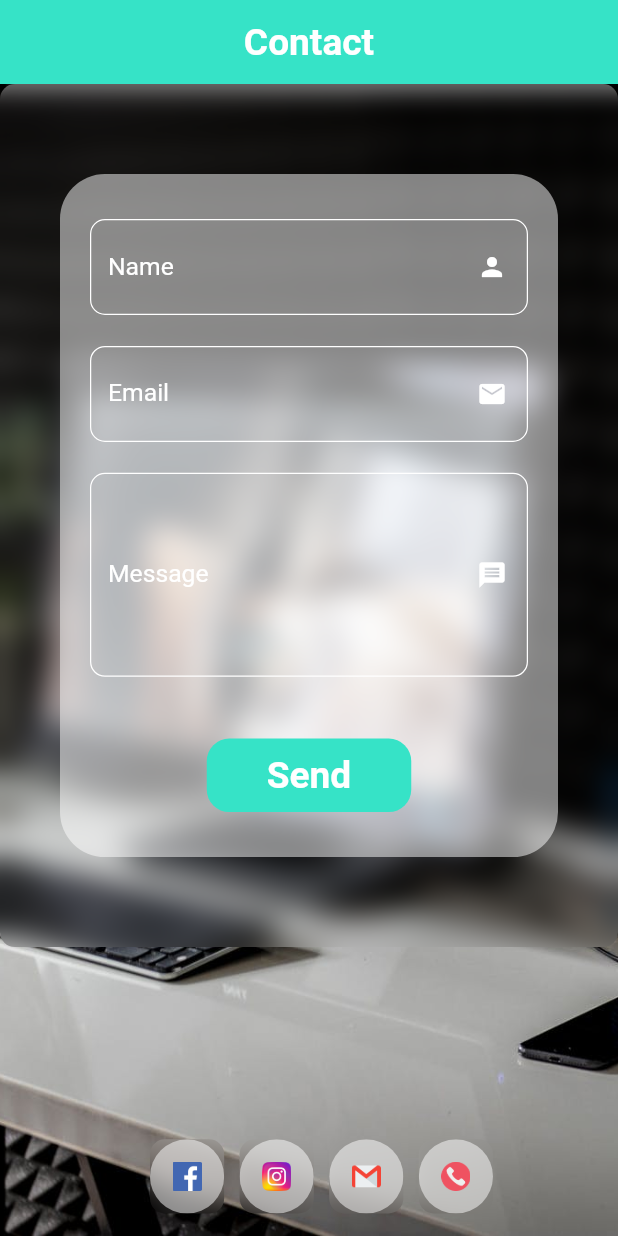
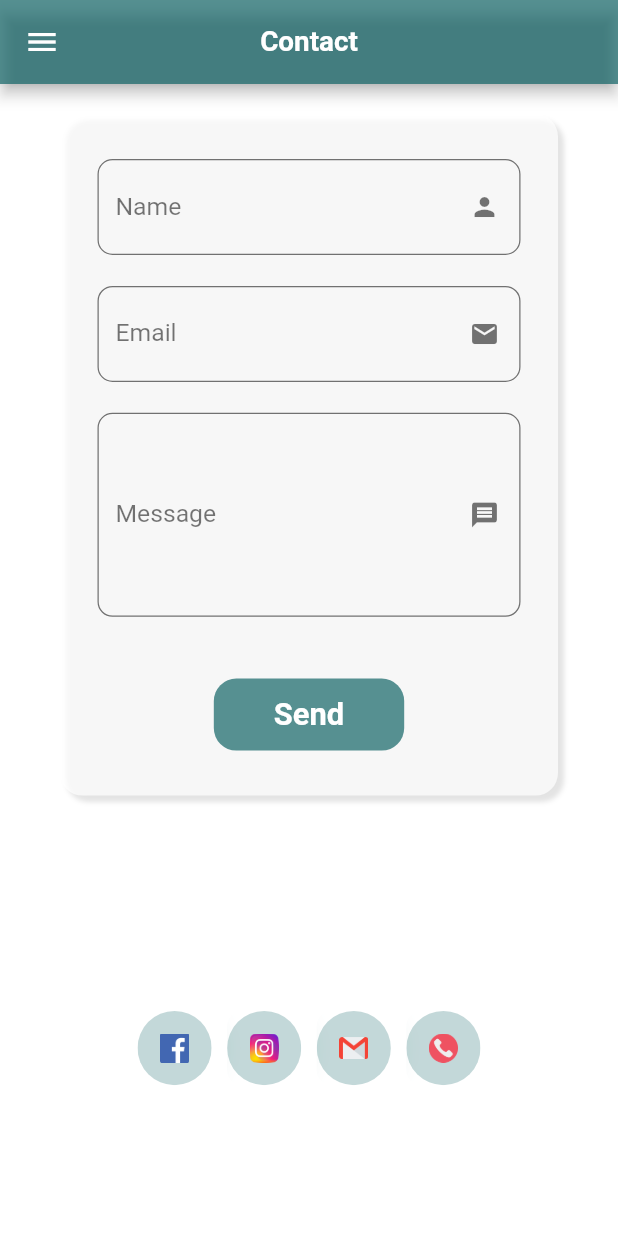
Before and after one commit to 20bvsa56/LetItGrowApp, a Flutter app: the ContactPage screen opened directly, on a phone screen of 412 x 824 dp. Run offline on Flutter 3.47's test engine with Material 2 defaults, Android fonts, the phone set to English and light mode, and no system bars; our stand-ins replace flutter_bloc, rxdart.

Commit message:
color combination changed and sidebar added

```diff
--- a/lib/src/blocs/navigation_bloc.dart
+++ b/lib/src/blocs/navigation_bloc.dart
@@ -2,11 +2,13 @@ import 'package:flutter_bloc/flutter_bloc.dart';
 import 'package:letItGrow/src/ui/career_page/career_page.dart';
 import 'package:letItGrow/src/ui/contact_page/contact_page.dart';
 import 'package:letItGrow/src/ui/home_page/home_page.dart';
+import 'package:letItGrow/src/ui/services_page/services_page.dart';
 
 enum NavigationEvents {
   HomePageClickedEvent,
   CareerPageClickedEvent,
   ContactPageClickedEvent,
+  ServicesPageClickedEvent
 }
 
 abstract class NavigationStates {}
@@ -26,6 +28,9 @@ class NavigationBloc extends Bloc<NavigationEvents, NavigationStates> {
       case NavigationEvents.ContactPageClickedEvent:
         yield ContactPage();
         break;
+      case NavigationEvents.ServicesPageClickedEvent:
+        yield ServicesPage();
+        break;
     }
   }
 }
--- a/lib/src/ui/appbar.dart
+++ b/lib/src/ui/appbar.dart
@@ -1,4 +1,5 @@
 import 'package:flutter/material.dart';
+import 'package:letItGrow/src/ui/drawer.dart';
 
 class MyAppBar extends AppBar {
   MyAppBar({Key key, Widget title, Widget leading, String heading})
@@ -6,9 +7,9 @@ class MyAppBar extends AppBar {
             key: key,
             title: title,
             leading: leading,
-            backgroundColor: Color(0xff36e3c7),
+            backgroundColor: Color(0xff116466).withOpacity(0.7),
             centerTitle: true,
-            automaticallyImplyLeading: false,
+
             // bottom: PreferredSize(
             //     child: Container(), preferredSize: Size.fromHeight(0.5)),
             actions: <Widget>[]);
--- a/lib/src/ui/contact_page/contact_page.dart
+++ b/lib/src/ui/contact_page/contact_page.dart
@@ -4,6 +4,7 @@ import 'package:flutter/material.dart';
 import 'package:letItGrow/src/blocs/navigation_bloc.dart';
 import 'package:letItGrow/src/size/size_config.dart';
 import 'package:letItGrow/src/ui/appbar.dart';
+import 'package:letItGrow/src/ui/drawer.dart';
 import 'package:letItGrow/src/ui/show_up.dart';
 
 class ContactPage extends StatefulWidget with NavigationStates {
@@ -15,27 +16,40 @@ class ContactPage extends StatefulWidget with NavigationStates {
 
 class _ContactPageState extends State<ContactPage> {
   int delayAmount = 300;
+
+  List<BoxShadow> shadow = [
+    BoxShadow(
+        color: Colors.grey[600].withOpacity(0.2),
+        blurRadius: 2,
+        offset: Offset(4, 4))
+  ];
   @override
   Widget build(BuildContext context) {
     final maxLines = 4;
     return SafeArea(
       child: Scaffold(
+        backgroundColor: Colors.white,
         appBar: MyAppBar(
           title: Text('Contact',
               style: TextStyle(
                   color: Colors.white,
-                  fontSize: SizeConfig.blockSizeHorizontal * 6,
+                  fontSize: SizeConfig.blockSizeHorizontal * 4.5,
                   fontWeight: FontWeight.w600)),
         ),
+        drawer: drawer(),
         body: SafeArea(
-          child: Stack(children: [
+          child: SingleChildScrollView(
+            child: Column(
+                mainAxisAlignment: MainAxisAlignment.spaceBetween,
+                children: [
                   Container(
+                    margin: EdgeInsets.symmetric(horizontal: 40, vertical: 20),
+                    padding: EdgeInsets.symmetric(horizontal: 25, vertical: 30),
                     decoration: BoxDecoration(
-                  image: DecorationImage(
-                      fit: BoxFit.cover,
-                      image: AssetImage('lib/src/images/contact.jpeg'))),
-            ),
-            froastedContainer(Column(children: [
+                        color: Colors.white70,
+                        boxShadow: shadow,
+                        borderRadius: BorderRadius.circular(15)),
+                    child: Column(children: [
                       TextField(
                           style: TextStyle(
                               fontSize: SizeConfig.safeBlockHorizontal * 5,
@@ -44,15 +58,15 @@ class _ContactPageState extends State<ContactPage> {
                             errorStyle: TextStyle(
                                 fontSize: SizeConfig.safeBlockHorizontal * 3,
                                 color: Colors.redAccent),
-                    suffixIcon:
-                        Icon(Icons.person, color: Colors.white, size: 20),
+                            suffixIcon: Icon(Icons.person,
+                                color: Colors.black54, size: 20),
                             labelText: 'Name',
                             labelStyle: TextStyle(
                                 fontSize: SizeConfig.safeBlockHorizontal * 4,
-                        color: Colors.white),
+                                color: Colors.black54),
                             enabledBorder: OutlineInputBorder(
                               borderSide: BorderSide(
-                          color: Colors.white,
+                                  color: Colors.black54,
                                   width: SizeConfig.safeBlockHorizontal / 5),
                               borderRadius: BorderRadius.circular(10.0),
                             ),
@@ -61,20 +75,20 @@ class _ContactPageState extends State<ContactPage> {
                       TextField(
                           style: TextStyle(
                               fontSize: SizeConfig.safeBlockHorizontal * 5,
-                      color: Colors.white),
+                              color: Colors.black54),
                           decoration: InputDecoration(
                             errorStyle: TextStyle(
                                 fontSize: SizeConfig.safeBlockHorizontal * 3,
                                 color: Colors.redAccent),
-                    suffixIcon:
-                        Icon(Icons.email, color: Colors.white, size: 20),
+                            suffixIcon: Icon(Icons.email,
+                                color: Colors.black54, size: 20),
                             labelText: 'Email',
                             labelStyle: TextStyle(
                                 fontSize: SizeConfig.safeBlockHorizontal * 4,
-                        color: Colors.white),
+                                color: Colors.black54),
                             enabledBorder: OutlineInputBorder(
                               borderSide: BorderSide(
-                          color: Colors.white,
+                                  color: Colors.black54,
                                   width: SizeConfig.safeBlockHorizontal / 5),
                               borderRadius: BorderRadius.circular(10.0),
                             ),
@@ -84,47 +98,43 @@ class _ContactPageState extends State<ContactPage> {
                           maxLines: maxLines,
                           style: TextStyle(
                               fontSize: SizeConfig.safeBlockHorizontal * 5,
-                      color: Colors.white),
+                              color: Colors.black54),
                           decoration: InputDecoration(
                             errorStyle: TextStyle(
                                 fontSize: SizeConfig.safeBlockHorizontal * 3,
                                 color: Colors.redAccent),
-                    suffixIcon:
-                        Icon(Icons.message, color: Colors.white, size: 20),
+                            suffixIcon: Icon(Icons.message,
+                                color: Colors.black54, size: 20),
                             labelText: 'Message',
                             labelStyle: TextStyle(
                                 fontSize: SizeConfig.safeBlockHorizontal * 4,
-                        color: Colors.white),
+                                color: Colors.black54),
                             enabledBorder: OutlineInputBorder(
                               borderSide: BorderSide(
-                          color: Colors.white,
+                                  color: Colors.black54,
                                   width: SizeConfig.safeBlockHorizontal / 5),
                               borderRadius: BorderRadius.circular(10.0),
                             ),
                           )),
                       SizedBox(height: SizeConfig.blockSizeVertical * 5),
                       Container(
-                padding: EdgeInsets.symmetric(vertical: 10, horizontal: 40),
+                        padding:
+                            EdgeInsets.symmetric(vertical: 12, horizontal: 40),
                         decoration: BoxDecoration(
                             borderRadius: BorderRadius.circular(15),
-                    color: Color(0xff36e3c7)),
+                            color: Color(0xff116466).withOpacity(0.7)),
                         child: Text(
                           'Send',
                           style: TextStyle(
                               color: Colors.white,
-                      fontSize: SizeConfig.blockSizeHorizontal * 6,
+                              fontSize: SizeConfig.blockSizeHorizontal * 5,
                               fontWeight: FontWeight.w600),
                         ),
                       ),
-            ])),
-            // Positioned(
-            //   bottom: 70,
-            //   left: 185,
-            //   child: Text('Copyright',style: TextStyle(color:Colors.white),)),
-            Positioned(
-              bottom: 15,
-              left: 100,
-              child: Row(
+                    ]),
+                  ),
+                  SizedBox(height: SizeConfig.safeBlockVertical * 15),
+                  Row(
                     mainAxisAlignment: MainAxisAlignment.center,
                     children: [
                       circularFroastedContainer(IconShowUp(
@@ -146,38 +156,17 @@ class _ContactPageState extends State<ContactPage> {
                       circularFroastedContainer(
                         IconShowUp(
                             delay: delayAmount + 600,
-                        child: Image.asset('lib/src/images/phone-call.png')),
+                            child:
+                                Image.asset('lib/src/images/phone-call.png')),
                       )
                     ],
-              ),
                   ),
                 ]),
           ),
         ),
+      ),
     );
   }
-}
-
-Widget froastedContainer(Widget child) {
-  return SingleChildScrollView(
-    child: ClipRRect(
-      borderRadius: BorderRadius.circular(10),
-      child: BackdropFilter(
-        filter: ImageFilter.blur(sigmaX: 10, sigmaY: 10),
-        child: Expanded(
-          child: Container(
-            margin: EdgeInsets.symmetric(vertical: 60, horizontal: 40),
-            padding: EdgeInsets.symmetric(horizontal: 20, vertical: 30),
-            child: child,
-            decoration: BoxDecoration(
-                // boxShadow: shadow,
-                color: Colors.white.withOpacity(0.5),
-                borderRadius: BorderRadius.all(Radius.circular(30))),
-          ),
-        ),
-      ),
-    ),
-  );
 }
 
 Widget circularFroastedContainer(Widget child) {
@@ -193,7 +182,7 @@ Widget circularFroastedContainer(Widget child) {
             child: child,
             decoration: BoxDecoration(
               shape: BoxShape.circle,
-              color: Colors.white.withOpacity(0.5),
+              color: Color(0xff116466).withOpacity(0.25),
             ),
           ),
         ),
--- /dev/null
+++ b/lib/src/ui/drawer.dart
@@ -0,0 +1,86 @@
+import 'package:flutter/material.dart';
+import 'package:letItGrow/src/size/size_config.dart';
+import 'package:letItGrow/src/ui/side_bar/menu_items.dart';
+
+Widget drawer() {
+  return Container(
+    height: SizeConfig.blockSizeVertical * 100,
+    width: SizeConfig.safeBlockHorizontal * 70,
+    decoration: BoxDecoration(
+        color: Color(0xff116466).withOpacity(0.85),
+        border: Border.all(width: 0.2, color: Colors.white),
+        borderRadius: BorderRadius.only(
+            topRight: Radius.circular(50), bottomRight: Radius.circular(50))),
+    child: Column(children: [
+      Row(
+        mainAxisAlignment: MainAxisAlignment.spaceEvenly,
+        children: [
+          Container(
+            height: SizeConfig.safeBlockVertical * 10,
+            width: SizeConfig.blockSizeHorizontal * 15,
+            child: Image.asset('lib/src/images/logo.png'),
+          ),
+          Column(children: [
+            Text(
+              'LET IT GROW PVT LTD',
+              style: TextStyle(
+                  color: Colors.white,
+                  fontSize: SizeConfig.blockSizeHorizontal * 3.6,
+                  fontWeight: FontWeight.w600),
+            ),
+            Text(
+              'info@letitgrownepal.com',
+              style: TextStyle(
+                  color: Colors.white,
+                  fontSize: SizeConfig.blockSizeHorizontal * 3.1,
+                  fontWeight: FontWeight.w400),
+            )
+          ]),
+          SizedBox(width: SizeConfig.blockSizeHorizontal * 3)
+        ],
+      ),
+      SizedBox(height: SizeConfig.blockSizeVertical),
+      Divider(
+        thickness: 2,
+        color: Color(0xff1c9c9c).withOpacity(0.6),
+      ),
+      SizedBox(height: SizeConfig.blockSizeVertical),
+      Container(
+        child: Column(
+            crossAxisAlignment: CrossAxisAlignment.center,
+            mainAxisAlignment: MainAxisAlignment.center,
+            children: [
+              MenuItem(
+                icon: Icons.person,
+                title: "My Profile",
+                onTap: () {},
+              ),
+              MenuItem(
+                icon: Icons.help,
+                title: "Our Services",
+                onTap: () {},
+              ),
+              MenuItem(
+                icon: Icons.more_rounded,
+                title: "About Us",
+                onTap: () {},
+              ),
+              Row(children: [
+                IconButton(
+                    icon: Icon(Icons.exit_to_app,
+                        size: SizeConfig.blockSizeHorizontal * 6,
+                        color: Colors.white),
+                    onPressed: null),
+                Text(
+                  'Logout',
+                  style: TextStyle(
+                      fontSize: SizeConfig.blockSizeHorizontal * 4.5,
+                      color: Colors.white,
+                      fontWeight: FontWeight.w400),
+                )
+              ])
+            ]),
+      ),
+    ]),
+  );
+}
--- a/lib/src/ui/side_bar/sidebar_layout.dart
+++ b/lib/src/ui/side_bar/sidebar_layout.dart
@@ -16,11 +16,12 @@ class SideBarLayout extends StatelessWidget {
       create: (context) => NavigationBloc(HomePage()),
       child: Stack(
         children: [
+          SideBar(),
           BlocBuilder<NavigationBloc, NavigationStates>(
               builder: (context, navigationState) {
             return navigationState as Widget;
           }),
-          SideBar()
+
         ],
       ),
     ));
```
Also changed, not shown: lib/src/ui/bottom_nav.dart (+11 -9 lines), lib/src/ui/career_page/career_detail_page.dart (+28 -36 lines), lib/src/ui/career_page/career_page.dart (+20 -17 lines), lib/src/ui/home_page/home_page.dart (+4 -4 lines), lib/src/ui/services_page/services_page.dart (added, +18 -0 lines), lib/src/ui/side_bar/menu_items.dart (+13 -6 lines), lib/src/images/logo.png (added). Lines whose indentation alone changed are shown as unchanged.
